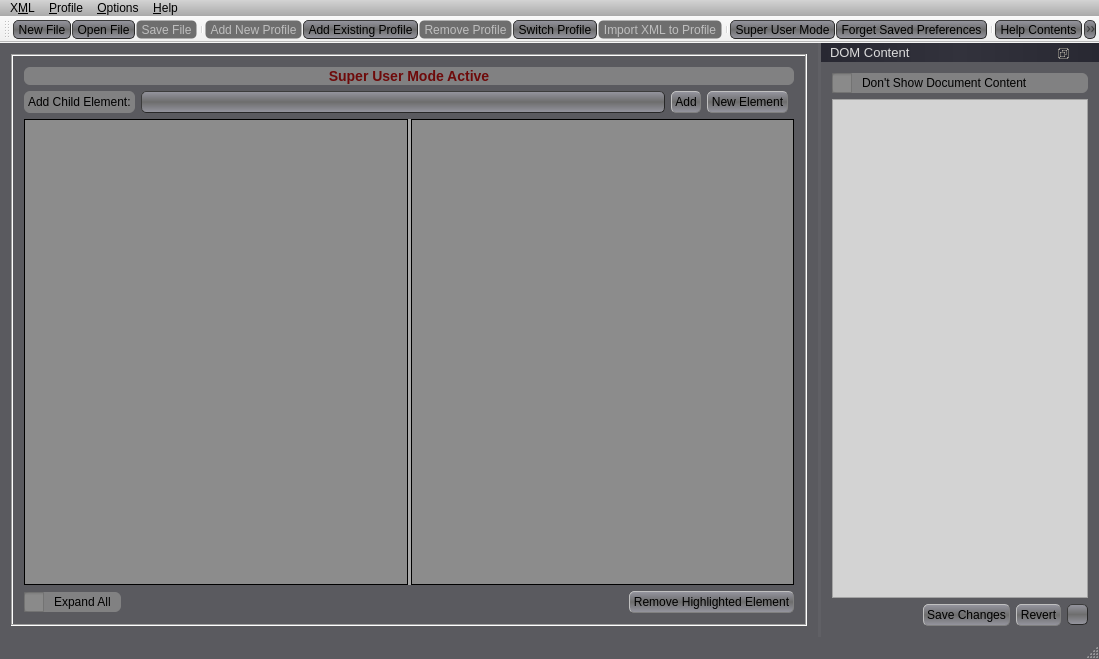
This is GCXMLGenerator/gcmainwindow.ui in goblincoding/xmlmill as Qt 5 draws it before an edit. The edited form follows.
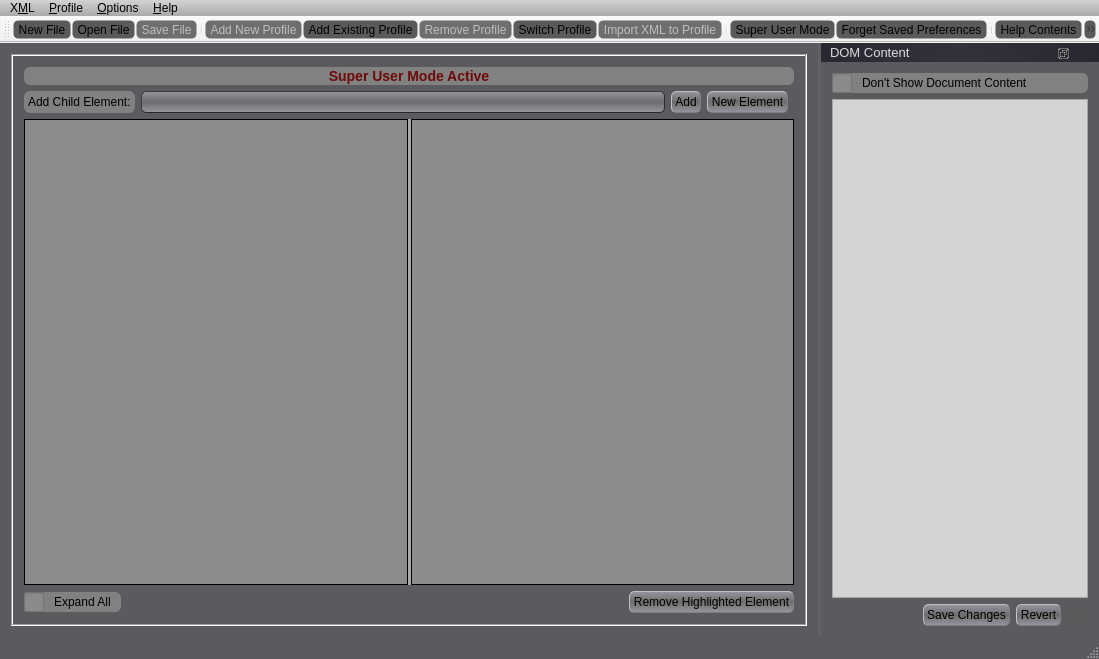
This is the edited form. Icons and pictures are not drawn.

The edit to the form file:
```diff
--- a/GCXMLGenerator/gcmainwindow.ui
+++ b/GCXMLGenerator/gcmainwindow.ui
@@ -83,11 +83,11 @@
 
 QToolButton
 {
-  background-color: qlineargradient(spread:reflect, x1:0.5, y1:0.5, x2:0.5, y2:1, stop:0 rgba(110, 110, 110, 255), stop:1 rgba(150, 150, 160, 255));
+  background-color: qlineargradient(spread:reflect, x1:0.5, y1:0.5, x2:0.5, y2:1, stop:0 rgba(90, 90, 90, 255), stop:1 rgba(90, 90, 90, 255));
   border-width: 1px;
   border-radius: 5px;
   border-color: rgb(40, 40, 40);
-  border-style: outset;
+  border-style: flat;
 }
 
 QToolButton:pressed
@@ -806,7 +806,7 @@
     <enum>TopToolBarArea</enum>
    </attribute>
    <attribute name="toolBarBreak">
-    <bool>true</bool>
+    <bool>false</bool>
    </attribute>
    <addaction name="actionNew"/>
    <addaction name="actionOpen"/>
```
Left out of the diff: 22 changed lines with no effect on the pictures.
